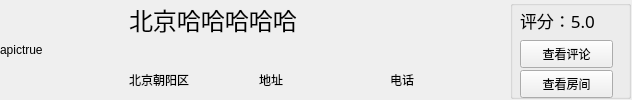
Qt form wgt_hotel.ui (ziho719/HMS) before a commit.
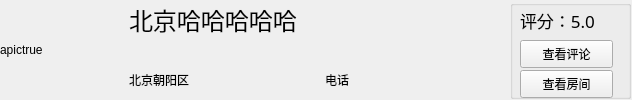
The same form after that commit.

```diff
--- a/wgt_hotel.ui
+++ b/wgt_hotel.ui
@@ -56,13 +56,6 @@
           </property>
          </widget>
         </item>
-        <item>
-         <widget class="QLabel" name="l_location_detail">
-          <property name="text">
-           <string>地址</string>
-          </property>
-         </widget>
-        </item>
         <item>
          <widget class="QLabel" name="l_phone">
           <property name="text">
```
